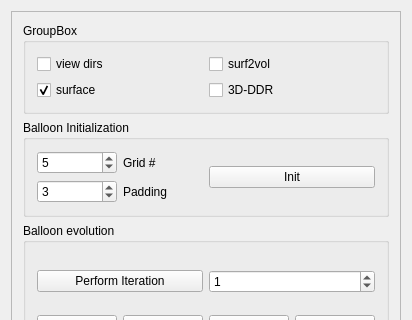
This is src/meshlabplugins/edit_vase/vasewidget.ui in cnr-isti-vclab/meshlab as Qt 5 draws it before an edit; both pictures show x 0 to 412 and y 0 to 320 of the 412 by 796 pixel window. The edited form follows.
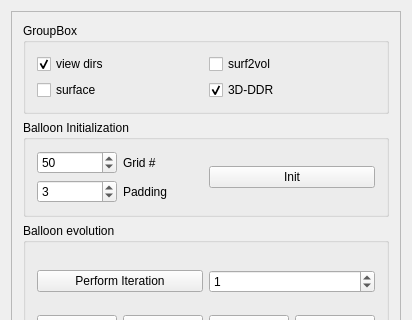
This is the edited form.

```diff
--- a/src/meshlabplugins/edit_vase/vasewidget.ui
+++ b/src/meshlabplugins/edit_vase/vasewidget.ui
@@ -62,7 +62,7 @@
             <string>view dirs</string>
            </property>
            <property name="checked">
-            <bool>false</bool>
+            <bool>true</bool>
            </property>
           </widget>
          </item>
@@ -72,7 +72,7 @@
             <string>surface</string>
            </property>
            <property name="checked">
-            <bool>true</bool>
+            <bool>false</bool>
            </property>
           </widget>
          </item>
@@ -92,7 +92,7 @@
             <string>3D-DDR</string>
            </property>
            <property name="checked">
-            <bool>false</bool>
+            <bool>true</bool>
            </property>
           </widget>
          </item>
@@ -128,7 +128,7 @@
               <number>1000</number>
              </property>
              <property name="value">
-              <number>5</number>
+              <number>50</number>
              </property>
             </widget>
            </item>
```
